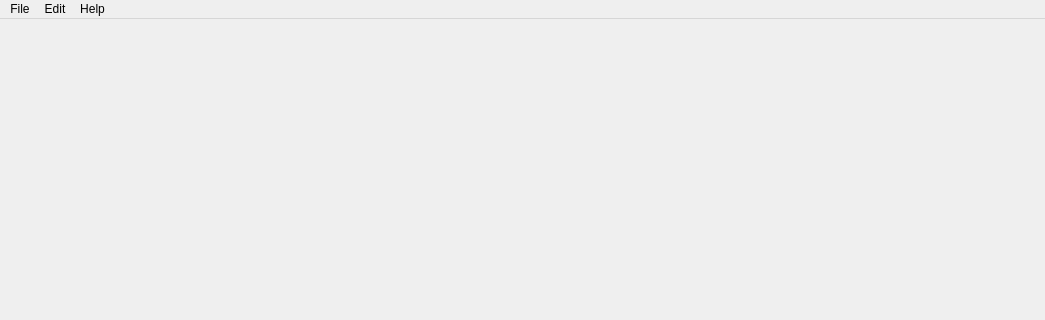
Above: ui/Main.ui from ShengbingZhou/register before the change; both pictures show x 0 to 1045 and y 0 to 320 of the 1045 by 749 pixel window. Below: the same form after it.
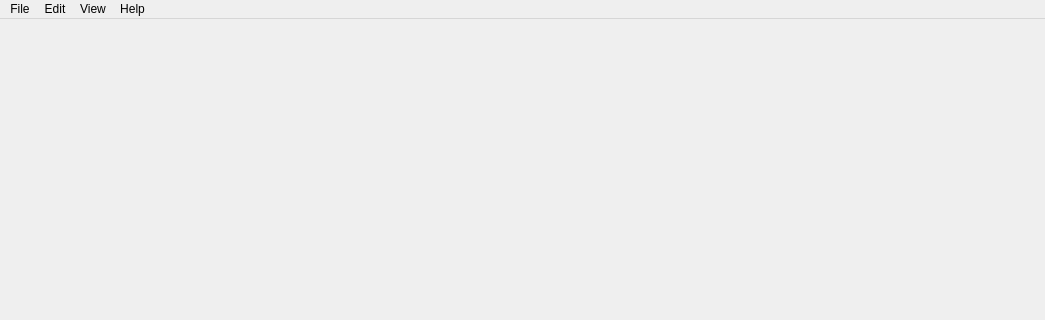
That is the form after the change.

Commit message: add debug view

```diff
--- a/ui/Main.ui
+++ b/ui/Main.ui
@@ -39,7 +39,7 @@
      <x>0</x>
      <y>0</y>
      <width>1045</width>
-     <height>21</height>
+     <height>24</height>
     </rect>
    </property>
    <widget class="QMenu" name="menuFile">
@@ -67,8 +67,16 @@
     </property>
     <addaction name="actionAbout"/>
    </widget>
+   <widget class="QMenu" name="menuView">
+    <property name="title">
+     <string>View</string>
+    </property>
+    <addaction name="actionDesignView"/>
+    <addaction name="actionDebugView"/>
+   </widget>
    <addaction name="menuFile"/>
    <addaction name="menuEdit"/>
+   <addaction name="menuView"/>
    <addaction name="menuHelp"/>
   </widget>
   <widget class="QStatusBar" name="statusbar"/>
```
Left out of the diff: 40 changed lines with no effect on the pictures. The commit also changes 12 other files.
